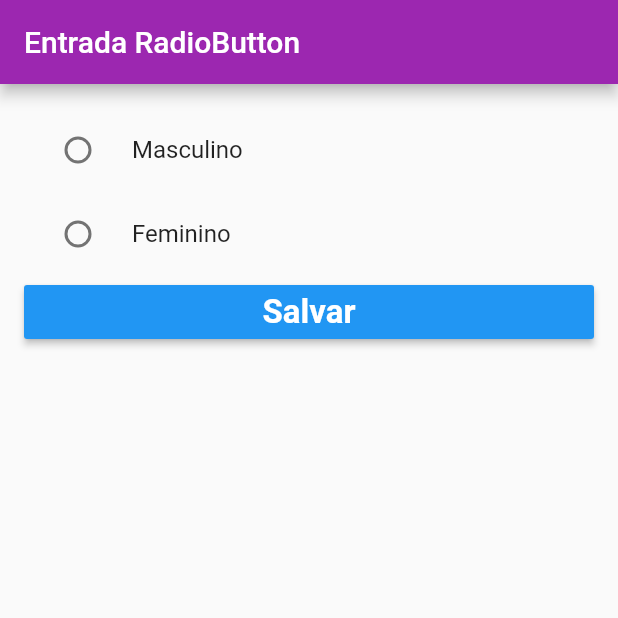
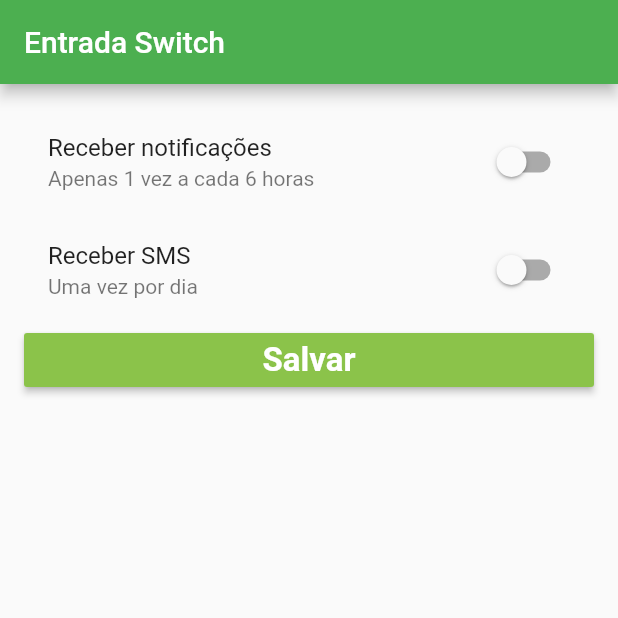
Before and after one commit to paulosales47/ComponentesEntradaDadosFlutter, a Flutter app: the screen it shows after launch, on a phone screen of 412 x 824 dp, the top half of it. Run offline on Flutter 3.47's test engine with Material 2 defaults, Android fonts, the phone set to English and light mode, and no system bars.

Commit message:
Section 10: Utilizando Switch

```diff
--- /dev/null
+++ b/lib/EntradaSwitch.dart
@@ -0,0 +1,96 @@
+import 'package:flutter/material.dart';
+
+class EntradaSwitch extends StatefulWidget {
+  @override
+  _EntradaSwitchState createState() => _EntradaSwitchState();
+}
+
+class _EntradaSwitchState extends State<EntradaSwitch> {
+
+  bool _receberNotificacoes = false;
+  bool _receberSMS = false;
+
+  @override
+  Widget build(BuildContext context) {
+    return Scaffold(
+      appBar: AppBar(
+        title: Text("Entrada Switch"),
+        backgroundColor: Colors.green,
+      ),
+      body: Container(
+        padding: EdgeInsets.all(16),
+        child: Column(
+          crossAxisAlignment: CrossAxisAlignment.stretch,
+          children: <Widget>[
+/*            Switch(
+              value: _escolhaUsuario,
+              onChanged: (bool valor){
+                setState(() {
+                  _escolhaUsuario = valor;
+                });
+              },
+            ),
+            Text("Receber notificações")*/
+          SwitchListTile(
+              title: Text("Receber notificações"),
+              subtitle: Text("Apenas 1 vez a cada 6 horas"),
+              activeColor: Colors.yellow,
+              value: _receberNotificacoes,
+              onChanged: (bool valor){
+                setState(() {
+                  _receberNotificacoes = valor;
+                });
+              }),
+            SwitchListTile(
+                title: Text("Receber SMS"),
+                subtitle: Text("Uma vez por dia"),
+                activeColor: Colors.red,
+                value: _receberSMS,
+                onChanged: (bool valor){
+                  setState(() {
+                    _receberSMS = valor;
+                  });
+                }),
+            RaisedButton(
+              onPressed: (){
+                _showDialog("Valores", "Receber notificações: $_receberNotificacoes \nReceber SMS: $_receberSMS");
+              },
+              color: Colors.lightGreen,
+              textColor: Colors.white,
+              child: Text(
+                  "Salvar",
+                style: TextStyle(
+                  fontSize: 22,
+                  fontWeight: FontWeight.bold
+                ),
+              ),
+            )
+          ],
+        ),
+      ),
+    );
+  }
+
+  void _showDialog(String title, String content) {
+    // flutter defined function
+    showDialog(
+      context: context,
+      builder: (BuildContext context) {
+        // return object of type Dialog
+        return AlertDialog(
+          title: new Text(title),
+          content: new Text(content),
+          actions: <Widget>[
+            // usually buttons at the bottom of the dialog
+            new FlatButton(
+              child: new Text("Close"),
+              onPressed: () {
+                Navigator.of(context).pop();
+              },
+            ),
+          ],
+        );
+      },
+    );
+  }
+}
--- a/lib/main.dart
+++ b/lib/main.dart
@@ -1,10 +1,10 @@
-import 'package:entrada_dados/EntradaRadioButton.dart';
+import 'package:entrada_dados/EntradaSwitch.dart';
 import 'package:flutter/cupertino.dart';
 import 'package:flutter/material.dart';
 
 void main(){
   runApp(MaterialApp(
     debugShowCheckedModeBanner: false,
-    home: EntradaRadioButton(),
+    home: EntradaSwitch(),
   ));
 }
```
